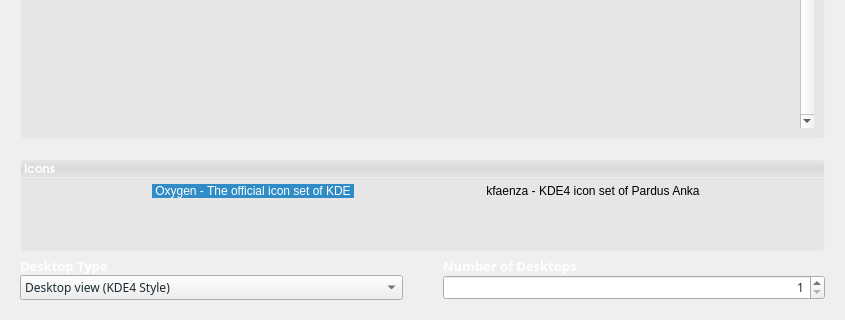
Qt form kaptan/ui/ui_scrStyle.ui (pisilinux/project) before a commit; both pictures show x 0 to 845 and y 295 to 615 of the 845 by 615 pixel window.
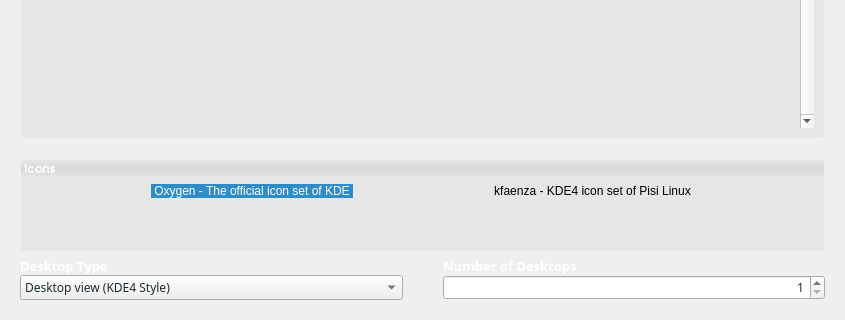
The same form after that commit. Icons and pictures are not drawn.

What changed in the file:
```diff
--- a/kaptan/ui/ui_scrStyle.ui
+++ b/kaptan/ui/ui_scrStyle.ui
@@ -378,7 +378,7 @@
           </item>
           <item>
            <property name="text">
-            <string>kfaenza - KDE4 icon set of Pardus Anka</string>
+            <string>kfaenza - KDE4 icon set of Pisi Linux</string>
            </property>
            <property name="toolTip">
             <string>kfaenza</string>
```
